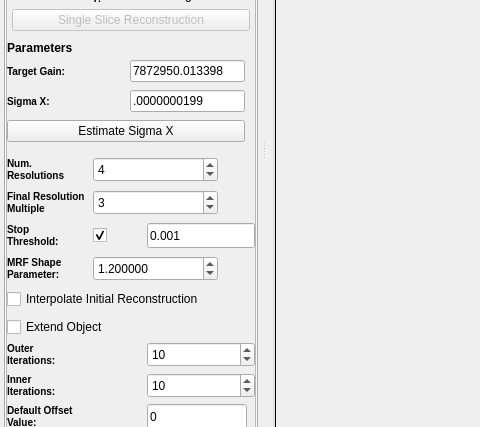
Before: the Qt Designer form Code/Applications/TomoGui/UI_Files/TomoGui.ui in OpenMBIR/OpenMBIR-TEM, drawn with Qt 5; both pictures show x 0 to 480 and y 316 to 743 of the 1163 by 933 pixel window.
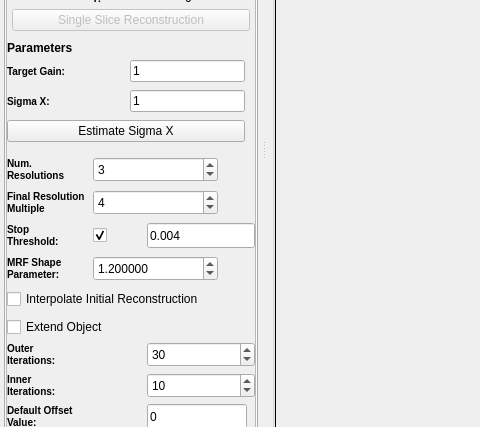
After: the same form once the commit is applied. Icons and pictures are not drawn. Custom widgets are drawn as their Qt base class.

Commit message: Defaulting the parameters to what works with the upcoming sub volume data set

```diff
--- a/Code/Applications/TomoGui/UI_Files/TomoGui.ui
+++ b/Code/Applications/TomoGui/UI_Files/TomoGui.ui
@@ -891,7 +891,7 @@
             <property name="geometry">
              <rect>
               <x>0</x>
-              <y>0</y>
+              <y>-9</y>
               <width>233</width>
               <height>826</height>
              </rect>
@@ -1457,7 +1457,7 @@
                     <number>1</number>
                    </property>
                    <property name="value">
-                    <number>10</number>
+                    <number>30</number>
                    </property>
                   </widget>
                  </item>
@@ -1557,7 +1557,7 @@
                     <number>100</number>
                    </property>
                    <property name="value">
-                    <number>3</number>
+                    <number>4</number>
                    </property>
                   </widget>
                  </item>
@@ -1605,7 +1605,7 @@
                     <number>100</number>
                    </property>
                    <property name="value">
-                    <number>4</number>
+                    <number>3</number>
                    </property>
                   </widget>
                  </item>
@@ -1757,7 +1757,7 @@
                       </size>
                      </property>
                      <property name="text">
-                      <string>0.001</string>
+                      <string>0.004</string>
                      </property>
                     </widget>
                    </item>
@@ -1798,7 +1798,7 @@
                     </size>
                    </property>
                    <property name="text">
-                    <string>.0000000199</string>
+                    <string>1</string>
                    </property>
                   </widget>
                  </item>
@@ -1830,7 +1830,7 @@
                     </size>
                    </property>
                    <property name="text">
-                    <string>7872950.013398</string>
+                    <string>1</string>
                    </property>
                   </widget>
                  </item>
```
